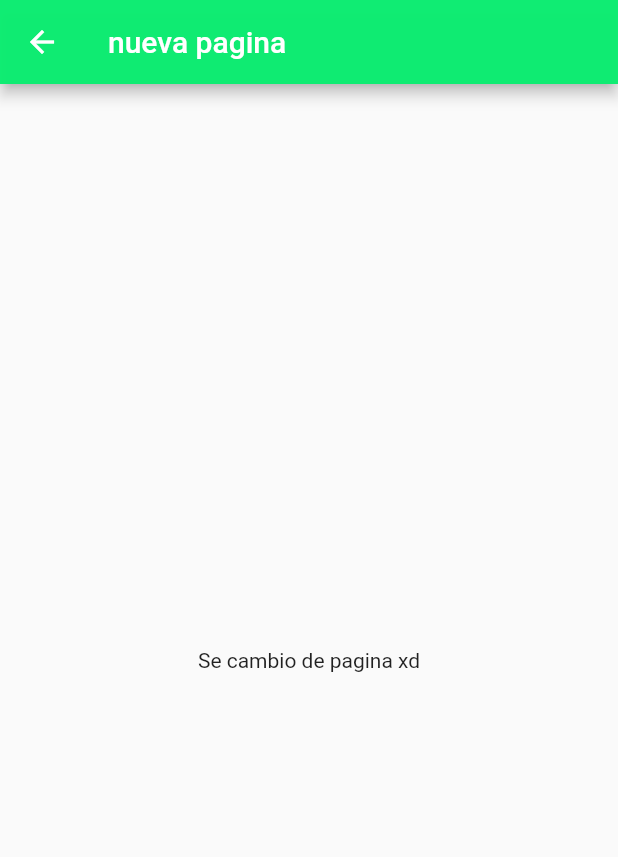
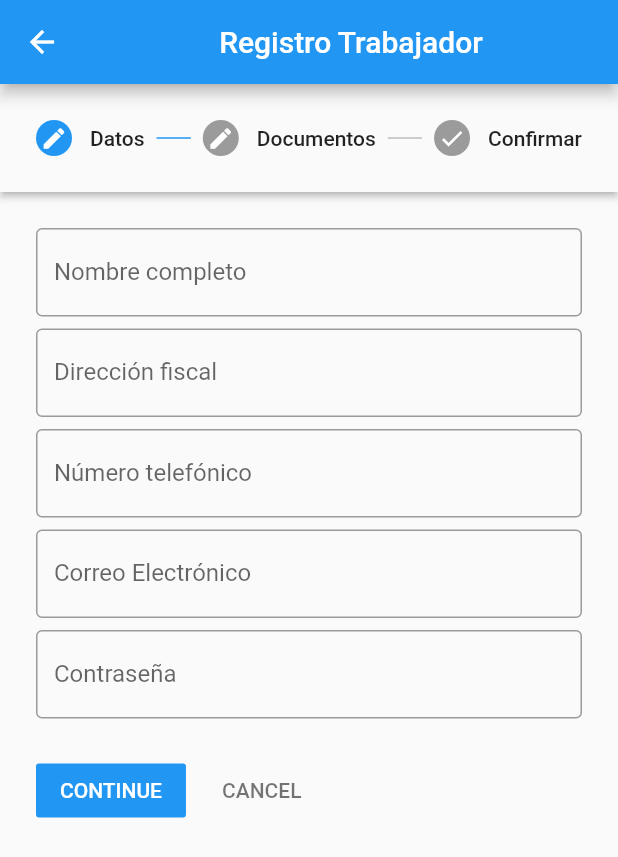
Before and after one commit to Racso1624/AlChilazo, a Flutter app: the HomePage screen opened directly, after a tap on "Ofrecer Servicio", on a phone screen of 412 x 824 dp. Shown: the top 857 px of the screen. Run offline on Flutter 3.47's test engine with Material 2 defaults, Android fonts, the phone set to English and light mode, and no system bars.

Commit message:
merging branches

```diff
--- a/alchilazo/lib/pantalla_home.dart
+++ b/alchilazo/lib/pantalla_home.dart
@@ -1,4 +1,4 @@
-import 'package:alchilazo/pantalla_prueba.dart';
+import 'package:alchilazo/register_worker.dart';
 import 'package:alchilazo/services_screen.dart';
 import 'package:flutter/material.dart';
 
@@ -39,7 +39,7 @@ class _HomePage extends State<HomePage> {
             child: Text('Ofrecer Servicio'),
             onPressed: () {
               Navigator.push(context,
-                  MaterialPageRoute(builder: (context) => pantalla_prueba()));
+                  MaterialPageRoute(builder: (context) => RegisterWorker()));
             },
           ),
           Divider(
--- /dev/null
+++ b/alchilazo/lib/register_worker.dart
@@ -0,0 +1,140 @@
+import 'package:flutter/material.dart';
+
+class RegisterWorker extends StatefulWidget {
+  const RegisterWorker({Key? key}) : super(key: key);
+
+  @override
+  State<RegisterWorker> createState() => _MyRegisterWorkerState();
+}
+
+class _MyRegisterWorkerState extends State<RegisterWorker> {
+  int _activeStepIndex = 0;
+
+  TextEditingController name = TextEditingController();
+  TextEditingController address = TextEditingController();
+  TextEditingController phone = TextEditingController();
+  TextEditingController email = TextEditingController();
+  TextEditingController password = TextEditingController();
+  TextEditingController dpi = TextEditingController();
+  TextEditingController postalCode = TextEditingController();
+
+  List<Step> stepList() => [
+        Step(
+            state:
+                _activeStepIndex <= 0 ? StepState.editing : StepState.complete,
+            isActive: _activeStepIndex >= 0,
+            title: const Text('Datos'),
+            content: Column(
+              children: [
+                TextField(
+                  controller: name,
+                  decoration: const InputDecoration(
+                      border: OutlineInputBorder(),
+                      labelText: 'Nombre completo'),
+                ),
+                const SizedBox(
+                  height: 8,
+                ),
+                TextField(
+                  controller: address,
+                  decoration: const InputDecoration(
+                      border: OutlineInputBorder(),
+                      labelText: 'Dirección fiscal'),
+                ),
+                const SizedBox(
+                  height: 8,
+                ),
+                TextField(
+                  controller: phone,
+                  decoration: const InputDecoration(
+                      border: OutlineInputBorder(),
+                      labelText: 'Número telefónico'),
+                ),
+                const SizedBox(
+                  height: 8,
+                ),
+                TextField(
+                  controller: email,
+                  decoration: const InputDecoration(
+                      border: OutlineInputBorder(),
+                      labelText: 'Correo Electrónico'),
+                ),
+                const SizedBox(
+                  height: 8,
+                ),
+                TextField(
+                  controller: password,
+                  obscureText: true,
+                  decoration: const InputDecoration(
+                      border: OutlineInputBorder(), labelText: 'Contraseña'),
+                ),
+                const SizedBox(
+                  height: 8,
+                ),
+              ],
+            )),
+        Step(
+            state:
+                _activeStepIndex <= 1 ? StepState.editing : StepState.complete,
+            isActive: _activeStepIndex >= 1,
+            title: const Text('Documentos'),
+            content: Column(
+              children: [
+                TextField(
+                  controller: dpi,
+                  decoration: const InputDecoration(
+                      border: OutlineInputBorder(), labelText: 'DPI'),
+                ),
+                const SizedBox(
+                  height: 8,
+                ),
+              ],
+            )),
+        Step(
+            state: StepState.complete,
+            isActive: _activeStepIndex >= 2,
+            title: const Text('Confirmar'),
+            content: Container(
+              child: Column(
+                crossAxisAlignment: CrossAxisAlignment.start,
+                mainAxisAlignment: MainAxisAlignment.start,
+                children: [
+                  Text('Nombre completo: ${name.text}'),
+                  Text('Dirección Fiscal: ${address.text}'),
+                  Text('Número telefónico: ${phone.text}'),
+                  Text('Correo Electrónico: ${email.text}'),
+                  const Text('Contraseña: ******'),
+                  Text('DPI: ${dpi.text}')
+                ],
+              ),
+            ))
+      ];
+
+  @override
+  Widget build(BuildContext context) {
+    return Scaffold(
+      appBar: AppBar(
+          title: const Center(
+        child: Text('Registro Trabajador'),
+      )),
+      body: Stepper(
+        type: StepperType.horizontal,
+        currentStep: _activeStepIndex,
+        steps: stepList(),
+        onStepContinue: () {
+          if (_activeStepIndex < (stepList().length - 1)) {
+            _activeStepIndex += 1;
+          }
+          setState(() {});
+        },
+        onStepCancel: () {
+          if (_activeStepIndex == 0) {
+            return;
+          }
+          _activeStepIndex -= 1;
+          setState(() {});
+        },
+      ),
+    );
+  }
+}
```
